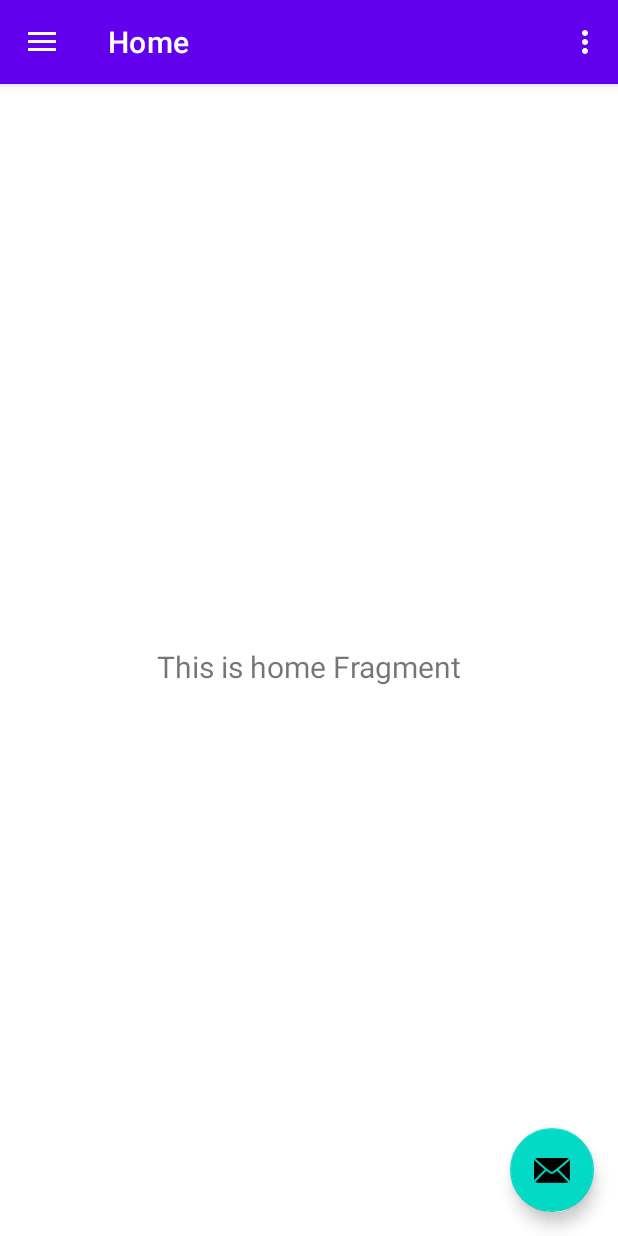
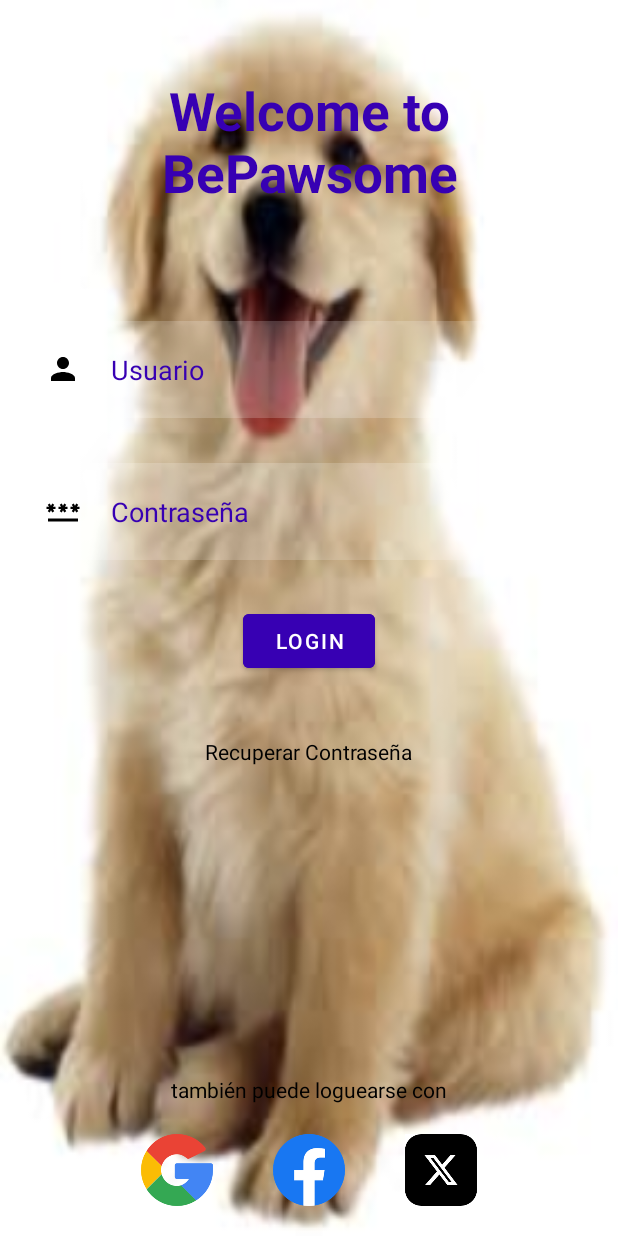
Before and after one commit to KaiserGott/BepawsomeDos, an Android app: the screen it shows after launch (MainActivity before the commit, LoginActivity after it), on a phone screen of 412 x 824 dp. Run offline under Robolectric (Android 15) with nearby library versions, the phone set to English and light mode, and no system bars.

Commit message:
"Login, Clase User y Listado"

```diff
--- a/app/build.gradle.kts
+++ b/app/build.gradle.kts
@@ -48,6 +48,8 @@ dependencies {
     implementation("androidx.lifecycle:lifecycle-viewmodel-ktx:2.6.2")
     implementation("androidx.navigation:navigation-fragment-ktx:2.7.5")
     implementation("androidx.navigation:navigation-ui-ktx:2.7.5")
+    implementation("com.squareup.retrofit2:converter-gson:2.9.0")
+    implementation("androidx.legacy:legacy-support-v4:1.0.0")
     testImplementation("junit:junit:4.13.2")
     androidTestImplementation("androidx.test.ext:junit:1.1.5")
     androidTestImplementation("androidx.test.espresso:espresso-core:3.5.1")
--- a/app/src/main/AndroidManifest.xml
+++ b/app/src/main/AndroidManifest.xml
@@ -15,6 +15,10 @@
         <activity
             android:name=".MainActivity"
             android:exported="true"
+            android:theme="@style/Theme.BepawsomeDos.AppBarOverlay"/>
+        <activity
+            android:name=".LoginActivity"
+            android:exported="true"
             android:label="@string/app_name"
             android:theme="@style/Theme.BepawsomeDos.NoActionBar">
             <intent-filter>
--- /dev/null
+++ b/app/src/main/java/com/example/bepawsomedos/LoginActivity.kt
@@ -0,0 +1,82 @@
+package com.example.bepawsomedos
+
+import android.content.Context
+import android.content.Intent
+import android.content.SharedPreferences
+import androidx.appcompat.app.AppCompatActivity
+import android.os.Bundle
+import android.view.View
+import android.widget.ImageView
+import android.widget.TextView
+import android.widget.Toast
+import com.example.bepawsomedos.models.ListaUserPersistencia
+import com.example.bepawsomedos.models.User
+import com.google.android.material.button.MaterialButton
+
+class LoginActivity : AppCompatActivity() {
+    override fun onCreate(savedInstanceState: Bundle?) {
+        super.onCreate(savedInstanceState)
+        setContentView(R.layout.activity_login)
+        val nombreUsuario: TextView = findViewById(R.id.nombreUsuario)
+        val contrasenia: TextView = findViewById(R.id.contrasenia)
+        val loginBtn: MaterialButton = findViewById(R.id.loginbtn)
+        val googleView: ImageView = findViewById(R.id.googleView)
+        val fbView: ImageView = findViewById(R.id.fbView)
+        val twitterView: ImageView = findViewById(R.id.twitterView)
+        val listaUsuarios = ListaUserPersistencia()
+
+
+
+        loginBtn.setOnClickListener {
+            val nombreUsuarioInput = nombreUsuario.text.toString()
+            val contraseniaInput = contrasenia.text.toString()
+
+            val userEncontrado = listaUsuarios.encontrarUsuario(nombreUsuarioInput, contraseniaInput)
+
+            if (userEncontrado != null) {
+                Toast.makeText(this, "${userEncontrado.name} Logueado", Toast.LENGTH_SHORT).show()
+                guardarPreferencias(userEncontrado)
+                val intent = Intent(this, MainActivity::class.java)
+
+
+                startActivity(intent)
+            } else {
+                Toast.makeText(this, "Acceso Denegado", Toast.LENGTH_SHORT).show()
+            }
+        }
+
+        //Aca siempre loguea con Tester
+        val clickListener = View.OnClickListener {
+            val userTester = listaUsuarios.obtenerTester()
+            guardarPreferencias(userTester)
+            Toast.makeText(this, "${userTester.name} Logueado", Toast.LENGTH_SHORT).show()
+            val intent = Intent(this, MainActivity::class.java)
+            startActivity(intent)
+        }
+        googleView.setOnClickListener(clickListener)
+        fbView.setOnClickListener(clickListener)
+        twitterView.setOnClickListener(clickListener)
+
+
+    }
+
+
+    fun guardarPreferencias(userEncontrado: User){
+        var preferencias: SharedPreferences =getSharedPreferences("Credenciales", Context.MODE_PRIVATE)
+        val editor: SharedPreferences.Editor = preferencias.edit()
+
+        var nameUser = userEncontrado.name
+        var mailUser = userEncontrado.mail
+        var imageUrlUser = userEncontrado.imageUrl
+        var telefonoUser = userEncontrado.telefono
+        var passwordUser = userEncontrado.password
+
+        var jsonObjectUsuario = "{\"name\":\"$nameUser\",\"mail\":\"$mailUser\",\"imageUrl\":\"$imageUrlUser\",\"telefono\":\"$telefonoUser\",\"password\":\"$passwordUser\"}"
+
+        editor.putString("UserLogueado",jsonObjectUsuario)
+        editor.putBoolean("modoOscuro", true)//aca se viene la fruta pura
+        editor.commit()
+
+    }
+
+}
--- a/app/src/main/java/com/example/bepawsomedos/MainActivity.kt
+++ b/app/src/main/java/com/example/bepawsomedos/MainActivity.kt
@@ -20,6 +20,7 @@ class MainActivity : AppCompatActivity() {
 
     override fun onCreate(savedInstanceState: Bundle?) {
         super.onCreate(savedInstanceState)
+        setTheme(R.style.Theme_BepawsomeDos_NoActionBar)
 
         binding = ActivityMainBinding.inflate(layoutInflater)
         setContentView(binding.root)
--- /dev/null
+++ b/app/src/main/java/com/example/bepawsomedos/models/Animal.kt
@@ -0,0 +1,20 @@
+package com.example.bepawsomedos.models
+
+data class Animal(
+    var nombre: String = "",
+    var ubicacion: String = "",
+    var sexo: String = "",
+    var peso: Double = 0.0,
+    var edad: Int = 0,
+    var raza: String = "",
+    var subraza: String = "",
+    var imgUrl1: String = "",
+    var imgUrl2: String = "",
+    var imgUrl3: String = "",
+    var imgUrl4: String = "",
+    var usuarioId: String = "",
+
+    ) {
+    // Constructor sin argumentos necesario para Firebase
+    constructor() : this("", "", "", 0.0, 0, "", "", "", "", "")
+}
--- /dev/null
+++ b/app/src/main/java/com/example/bepawsomedos/models/ListaUserPersistencia.kt
@@ -0,0 +1,52 @@
+package com.example.bepawsomedos.models
+
+class ListaUserPersistencia (
+    val usuariosList: MutableList<User> = mutableListOf()
+    ){
+        init {
+            usuariosList.add(
+                User(
+                    "Admin",
+                    "admin.gmail@gmail.com",
+                    "Admin",
+                    "https://img.freepik.com/foto-gratis/hombre-camisa-azul-pulgar-arriba_1368-4929.jpg?w=900&t=st=1699379871~exp=1699380471~hmac=7999dcf71bae80b3d1862a706bc95ded4a6e2f73df1df04cc9f987dcd4c30326",
+                    "123456"
+                )
+            )
+            usuariosList.add(
+                User(
+                    "Tester",
+                    "tester@gmail.com",
+                    "Tester",
+                    "https://icon-library.com/images/google-user-icon/google-user-icon-21.jpg",
+                    "234567"
+                )
+            )
+            usuariosList.add(
+                User(
+                    "Pepe",
+                    "pepe@gmail.com",
+                    "Pepe",
+                    "https://icon-library.com/icon/google-user-icon-18.html",
+                    "345678"
+                )
+            )
+            usuariosList.add(
+                User(
+                    "Pablo",
+                    "pablo@gmail.com",
+                    "Pablo",
+                    "https://icon-library.com/icon/google-user-icon-19.html",
+                    "456789"
+                )
+            )
+        }
+
+        fun encontrarUsuario(nombre: String, password: String): User? {
+            return usuariosList.find { it.name == nombre && it.password == password }
+        }
+
+        fun obtenerTester(): User {
+            return usuariosList[1]
+        }
+    }
--- /dev/null
+++ b/app/src/main/java/com/example/bepawsomedos/models/User.kt
@@ -0,0 +1,28 @@
+package com.example.bepawsomedos.models
+
+class User(
+    val name: String = "",
+    val mail: String = "",
+    val password: String = "",
+    val imageUrl: String = "",
+    val telefono: String = "",
+
+    val favoritos: MutableList<Animal> = mutableListOf(),
+    val adopciones: MutableList<Animal> = mutableListOf()
+) {
+    constructor() : this("", "", "", "", "")
+
+    fun agregarAnimalAFavoritos(animal: Animal) {
+        favoritos.add(animal)
+    }
+
+    fun eliminarAnimalDeFavoritos(animal: Animal) {
+        favoritos.remove(animal)
+    }
+
+    fun agregarAnimalAAdopciones(animal: Animal) {
+        adopciones.add(animal)
+    }
+
+
+}
--- /dev/null
+++ b/app/src/main/res/drawable/baseline_color_lens_24.xml
@@ -0,0 +1,5 @@
+<vector android:height="24dp" android:tint="#000000"
+    android:viewportHeight="24" android:viewportWidth="24"
+    android:width="24dp" xmlns:android="http://schemas.android.com/apk/res/android">
+    <path android:fillColor="@android:color/white" android:pathData="M12,3c-4.97,0 -9,4.03 -9,9s4.03,9 9,9c0.83,0 1.5,-0.67 1.5,-1.5 0,-0.39 -0.15,-0.74 -0.39,-1.01 -0.23,-0.26 -0.38,-0.61 -0.38,-0.99 0,-0.83 0.67,-1.5 1.5,-1.5L16,16c2.76,0 5,-2.24 5,-5 0,-4.42 -4.03,-8 -9,-8zM6.5,12c-0.83,0 -1.5,-0.67 -1.5,-1.5S5.67,9 6.5,9 8,9.67 8,10.5 7.33,12 6.5,12zM9.5,8C8.67,8 8,7.33 8,6.5S8.67,5 9.5,5s1.5,0.67 1.5,1.5S10.33,8 9.5,8zM14.5,8c-0.83,0 -1.5,-0.67 -1.5,-1.5S13.67,5 14.5,5s1.5,0.67 1.5,1.5S15.33,8 14.5,8zM17.5,12c-0.83,0 -1.5,-0.67 -1.5,-1.5S16.67,9 17.5,9s1.5,0.67 1.5,1.5 -0.67,1.5 -1.5,1.5z"/>
+</vector>
--- /dev/null
+++ b/app/src/main/res/drawable/baseline_password_24.xml
@@ -0,0 +1,5 @@
+<vector android:height="24dp" android:tint="#000000"
+    android:viewportHeight="24" android:viewportWidth="24"
+    android:width="24dp" xmlns:android="http://schemas.android.com/apk/res/android">
+    <path android:fillColor="@android:color/white" android:pathData="M2,17h20v2H2V17zM3.15,12.95L4,11.47l0.85,1.48l1.3,-0.75L5.3,10.72H7v-1.5H5.3l0.85,-1.47L4.85,7L4,8.47L3.15,7l-1.3,0.75L2.7,9.22H1v1.5h1.7L1.85,12.2L3.15,12.95zM9.85,12.2l1.3,0.75L12,11.47l0.85,1.48l1.3,-0.75l-0.85,-1.48H15v-1.5h-1.7l0.85,-1.47L12.85,7L12,8.47L11.15,7l-1.3,0.75l0.85,1.47H9v1.5h1.7L9.85,12.2zM23,9.22h-1.7l0.85,-1.47L20.85,7L20,8.47L19.15,7l-1.3,0.75l0.85,1.47H17v1.5h1.7l-0.85,1.48l1.3,0.75L20,11.47l0.85,1.48l1.3,-0.75l-0.85,-1.48H23V9.22z"/>
+</vector>
--- /dev/null
+++ b/app/src/main/res/drawable/baseline_person_24.xml
@@ -0,0 +1,5 @@
+<vector android:height="24dp" android:tint="#000000"
+    android:viewportHeight="24" android:viewportWidth="24"
+    android:width="24dp" xmlns:android="http://schemas.android.com/apk/res/android">
+    <path android:fillColor="@android:color/white" android:pathData="M12,12c2.21,0 4,-1.79 4,-4s-1.79,-4 -4,-4 -4,1.79 -4,4 1.79,4 4,4zM12,14c-2.67,0 -8,1.34 -8,4v2h16v-2c0,-2.66 -5.33,-4 -8,-4z"/>
+</vector>
--- /dev/null
+++ b/app/src/main/res/layout/activity_login.xml
@@ -0,0 +1,129 @@
+<?xml version="1.0" encoding="utf-8"?>
+<RelativeLayout xmlns:android="http://schemas.android.com/apk/res/android"
+    xmlns:app="http://schemas.android.com/apk/res-auto"
+    xmlns:tools="http://schemas.android.com/tools"
+    android:layout_width="match_parent"
+    android:layout_height="match_parent"
+    android:background="@drawable/perrologin"
+    tools:context=".LoginActivity">
+
+    <TextView
+        android:id="@+id/bepawsomselogin"
+        android:layout_width="match_parent"
+        android:layout_height="wrap_content"
+        android:layout_marginStart="50dp"
+        android:layout_marginTop="50dp"
+        android:layout_marginEnd="50dp"
+        android:layout_marginBottom="50dp"
+        android:gravity="center"
+        android:text="Welcome to BePawsome"
+        android:textColor="@color/purple_700"
+        android:textSize="35dp"
+        android:textStyle="bold"
+        app:layout_constraintBottom_toBottomOf="parent"
+        app:layout_constraintTop_toTopOf="parent"
+        tools:layout_editor_absoluteX="50dp"/>
+
+    <EditText
+        android:id="@+id/nombreUsuario"
+        android:layout_width="match_parent"
+        android:layout_height="wrap_content"
+        android:layout_below="@id/bepawsomselogin"
+        android:layout_marginStart="10dp"
+        android:layout_marginTop="25dp"
+        android:layout_marginEnd="20dp"
+        android:layout_marginBottom="20dp"
+        android:background="#30ffffff"
+        android:drawableLeft="@drawable/baseline_person_24"
+        android:drawablePadding="20dp"
+        android:hint="Usuario"
+        android:padding="20dp"
+        android:textColor="@color/purple_700"
+        android:textColorHint="@color/purple_700" />
+
+    <EditText
+        android:id="@+id/contrasenia"
+        android:layout_width="match_parent"
+        android:layout_height="wrap_content"
+        android:layout_below="@id/nombreUsuario"
+        android:layout_marginStart="10dp"
+        android:layout_marginTop="10dp"
+        android:layout_marginEnd="10dp"
+        android:layout_marginBottom="10dp"
+        android:background="#30ffffff"
+        android:drawableLeft="@drawable/baseline_password_24"
+        android:drawablePadding="20dp"
+        android:hint="Contraseña"
+        android:inputType="textPassword"
+        android:padding="20dp"
+        android:textColor="@color/purple_700"
+        android:textColorHint="@color/purple_700" />
+
+    <com.google.android.material.button.MaterialButton
+        android:id="@+id/loginbtn"
+        android:layout_width="wrap_content"
+        android:layout_height="wrap_content"
+        android:layout_below="@id/contrasenia"
+        android:layout_centerHorizontal="true"
+        android:layout_marginStart="20dp"
+        android:layout_marginTop="20dp"
+        android:layout_marginEnd="20dp"
+        android:layout_marginBottom="20dp"
+        android:backgroundTint="@color/purple_700"
+        android:text="LOGIN" />
+
+    <TextView
+        android:layout_width="wrap_content"
+        android:layout_height="wrap_content"
+        android:id="@+id/forgotpass"
+        android:layout_below="@id/loginbtn"
+        android:text="Recuperar Contraseña"
+        android:textColor="@color/black"
+        android:layout_centerHorizontal="true"
+        android:layout_margin="20dp"/>
+
+    <TextView
+        android:layout_width="wrap_content"
+        android:layout_height="wrap_content"
+        android:id="@+id/others"
+        android:layout_above="@id/providerIcons"
+        android:text="también puede loguearse con"
+        android:textColor="@color/black"
+        android:layout_centerHorizontal="true"/>
+
+
+    <LinearLayout
+        android:layout_width="match_parent"
+        android:layout_height="wrap_content"
+        android:id="@+id/providerIcons"
+        android:layout_alignParentBottom="true"
+        android:gravity="center">
+
+        <ImageView
+            android:layout_width="48dp"
+            android:layout_height="48dp"
+            android:layout_margin="20dp"
+            android:src="@drawable/google"
+            android:clickable="true"
+            android:id="@+id/googleView" />
+
+        <ImageView
+            android:layout_width="48dp"
+            android:layout_height="48dp"
+            android:layout_margin="20dp"
+            android:src="@drawable/fb"
+            android:background="@android:color/transparent"
+            android:clickable="true"
+            android:id="@+id/fbView"/>
+
+        <ImageView
+            android:layout_width="48dp"
+            android:layout_height="48dp"
+            android:layout_margin="20dp"
+            android:src="@drawable/twitterlogo"
+            android:clickable="true"
+            android:id="@+id/twitterView" />
+
+    </LinearLayout>
+
+</RelativeLayout>
```
Also changed, not shown: app/src/main/res/drawable/fb.png (added), app/src/main/res/drawable/google.png (added), app/src/main/res/drawable/perrologin.jpg (added), app/src/main/res/drawable/twitterlogo.png (added).
